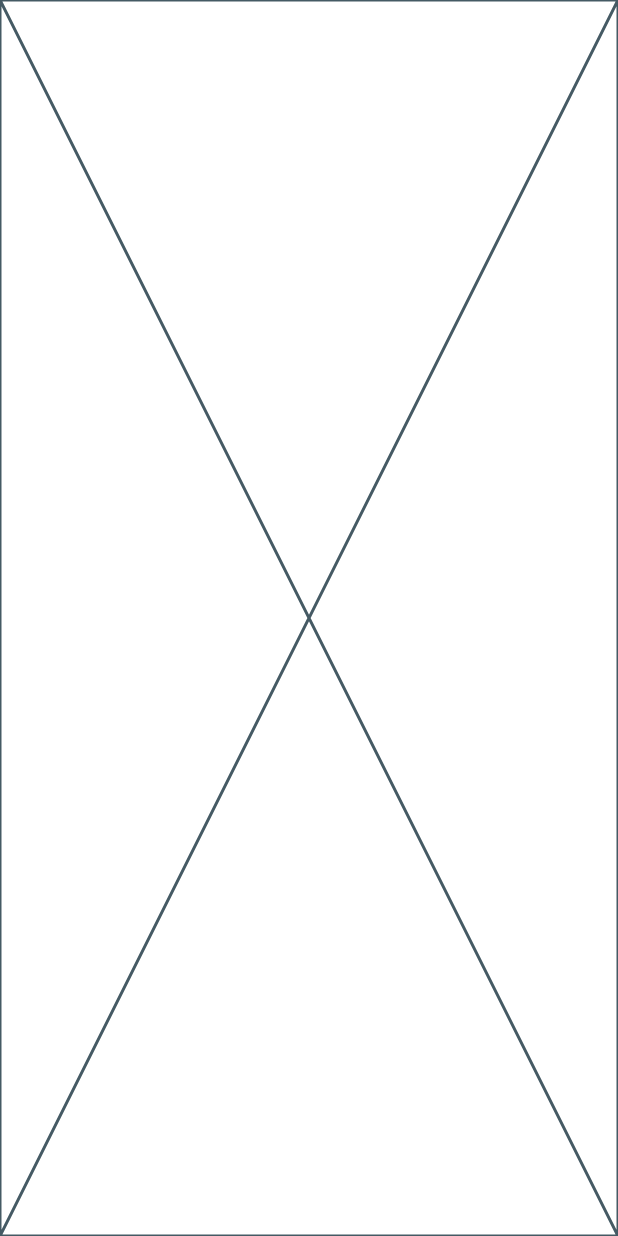
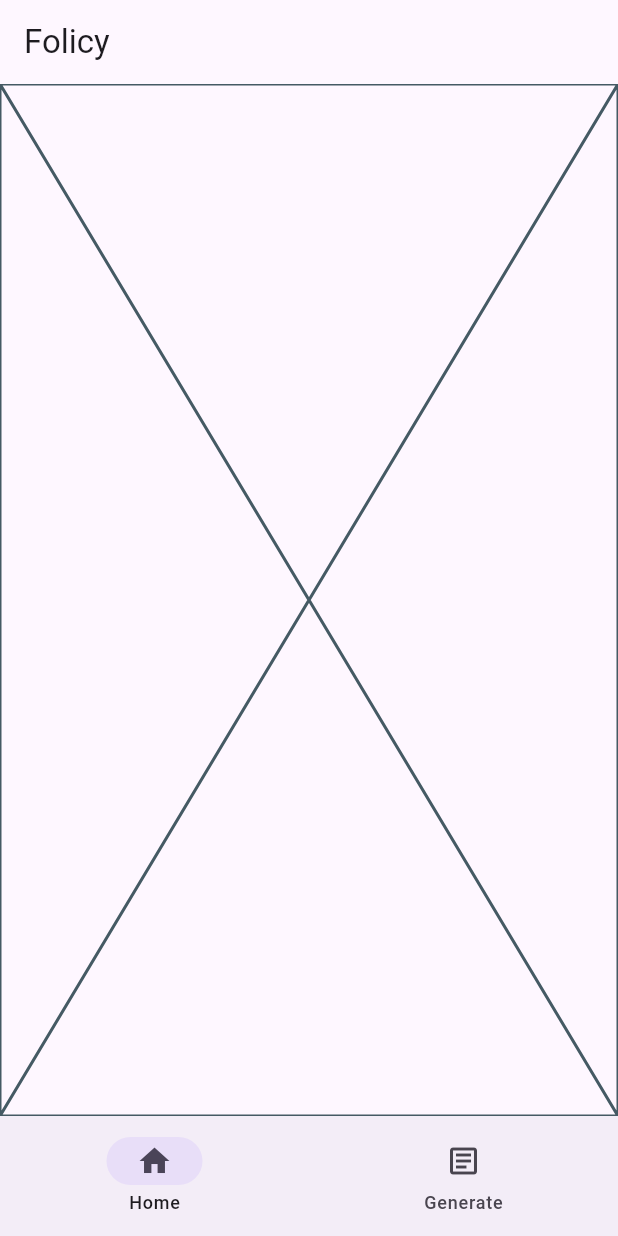
Before and after one commit to StaticReflection/Folicy, a Flutter app: the screen it shows after launch, on a phone screen of 412 x 824 dp. Run offline on Flutter 3.47's test engine with Material 3 defaults, Android fonts, the phone set to English and light mode, and no system bars; our stand-ins replace get; missing offline and left inert: root; generated files the repository leaves out were written again; statements that could not run were skipped.

Commit message:
完成基本框架

```diff
--- /dev/null
+++ b/lib/bindings.dart
@@ -0,0 +1,9 @@
+import 'package:get/get.dart';
+import 'package:folicy/controllers/home/home_page_navigation_controller.dart';
+
+class AllBindings extends Bindings {
+  @override
+  void dependencies() {
+    Get.lazyPut(() => HomePageNavigationController());
+  }
+}
--- /dev/null
+++ b/lib/constants/constants.dart
@@ -0,0 +1,3 @@
+class Constants {
+  static const String appName = 'Folicy';
+}
--- /dev/null
+++ b/lib/controllers/home/home_page_navigation_controller.dart
@@ -0,0 +1,9 @@
+import 'package:get/get.dart';
+
+class HomePageNavigationController extends GetxController {
+  RxInt index = 0.obs;
+
+  void setIndex(value) {
+    index.value = value;
+  }
+}
--- a/lib/l10n/app_en.arb
+++ b/lib/l10n/app_en.arb
@@ -1,4 +1,6 @@
 {
   "@@locale": "en",
+  "generate": "Generate",
+  "home": "Home",
   "needRoot": "Need Root"
 }
--- a/lib/l10n/app_zh.arb
+++ b/lib/l10n/app_zh.arb
@@ -1,4 +1,6 @@
 {
   "@@locale": "zh",
+  "generate": "生成",
+  "home": "首页",
   "needRoot": "需要Root"
 }
--- a/lib/main.dart
+++ b/lib/main.dart
@@ -3,6 +3,7 @@ import 'package:get/get.dart';
 import 'package:flutter_gen/gen_l10n/app_localizations.dart';
 
 import 'package:folicy/services/init/init.dart';
+import 'package:folicy/bindings.dart';
 import 'package:folicy/routes/routes.dart';
 
 void main() async {
@@ -16,6 +17,7 @@ class MainApp extends StatelessWidget {
   @override
   Widget build(BuildContext context) {
     return GetMaterialApp(
+      initialBinding: AllBindings(),
       darkTheme: ThemeData.dark(),
       localizationsDelegates: AppLocalizations.localizationsDelegates,
       supportedLocales: AppLocalizations.supportedLocales,
--- a/lib/views/home/home_page.dart
+++ b/lib/views/home/home_page.dart
@@ -1,10 +1,41 @@
 import 'package:flutter/material.dart';
+import 'package:get/get.dart';
+import 'package:flutter_gen/gen_l10n/app_localizations.dart';
+
+import 'package:folicy/constants/constants.dart';
+import 'package:folicy/controllers/home/home_page_navigation_controller.dart';
+
+HomePageNavigationController homePageNavigationController = Get.find();
 
 class HomePage extends StatelessWidget {
   const HomePage({super.key});
 
   @override
   Widget build(BuildContext context) {
-    return const Placeholder();
+    return Scaffold(
+      appBar: AppBar(title: const Text(Constants.appName)),
+      body: Obx(() => IndexedStack(
+            index: homePageNavigationController.index.value,
+            children: const [
+              Placeholder(),
+              Placeholder(),
+            ],
+          )),
+      bottomNavigationBar: Obx(() => NavigationBar(
+            selectedIndex: homePageNavigationController.index.value,
+            destinations: [
+              NavigationDestination(
+                  icon: const Icon(Icons.home_outlined),
+                  selectedIcon: const Icon(Icons.home),
+                  label: AppLocalizations.of(context)!.home),
+              NavigationDestination(
+                  icon: const Icon(Icons.article_outlined),
+                  selectedIcon: const Icon(Icons.article),
+                  label: AppLocalizations.of(context)!.generate),
+            ],
+            onDestinationSelected: (value) =>
+                homePageNavigationController.setIndex(value),
+          )),
+    );
   }
 }
```
